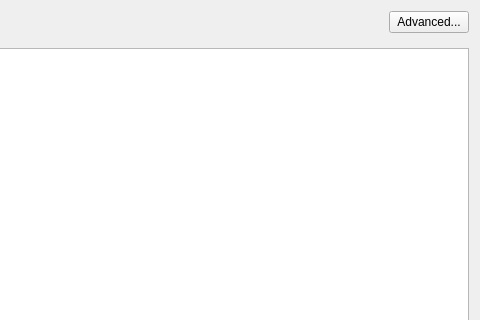
Before: the Qt Designer form client/src/ui/dialogs/business_rules_dialog.ui in networkoptix/nx_open, drawn with Qt 5; both pictures show x 598 to 1078 and y 0 to 320 of the 1078 by 612 pixel window.
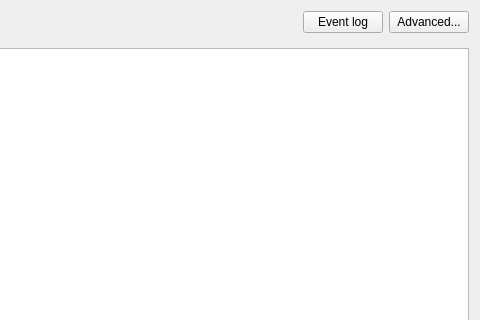
After: the same form once the commit is applied. Icons and pictures are not drawn. Custom widgets are drawn as their Qt base class.

Commit message:
add buttons to go from event rule to event log and vice versa
<==== Mercurial data ====>
Branch: events_db

```diff
--- a/client/src/ui/dialogs/business_rules_dialog.ui
+++ b/client/src/ui/dialogs/business_rules_dialog.ui
@@ -52,6 +52,18 @@
        </property>
       </spacer>
      </item>
+     <item>
+      <widget class="QPushButton" name="eventLogButton">
+       <property name="text">
+        <string>Event log</string>
+       </property>
+       <property name="icon">
+        <iconset>
+         <normalon>:/skin/tree/layout.png</normalon>
+        </iconset>
+       </property>
+      </widget>
+     </item>
      <item>
       <widget class="QPushButton" name="advancedButton">
        <property name="text">
```
Left out of the diff: 4 changed lines with no effect on the pictures. The commit also changes 3 other files.
